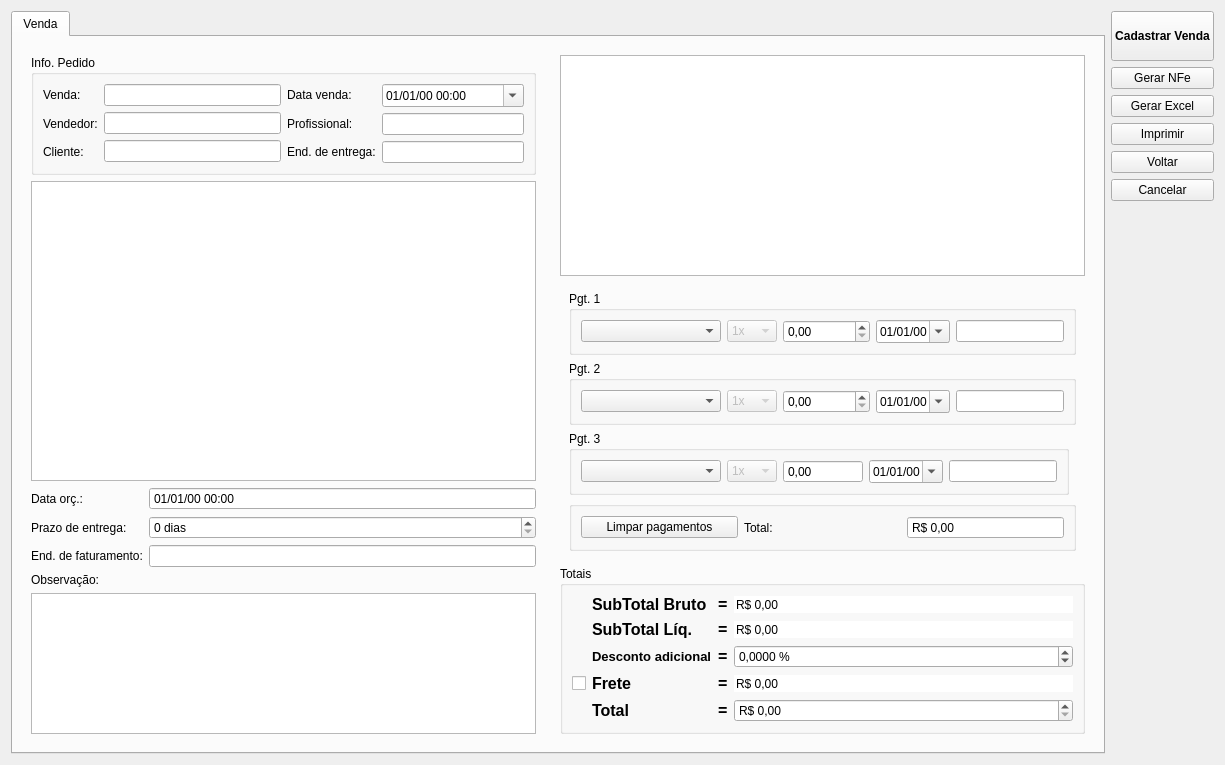
First picture: the form in ui/venda.ui, repository lellisls/ERP-STACCATO, before the edit.
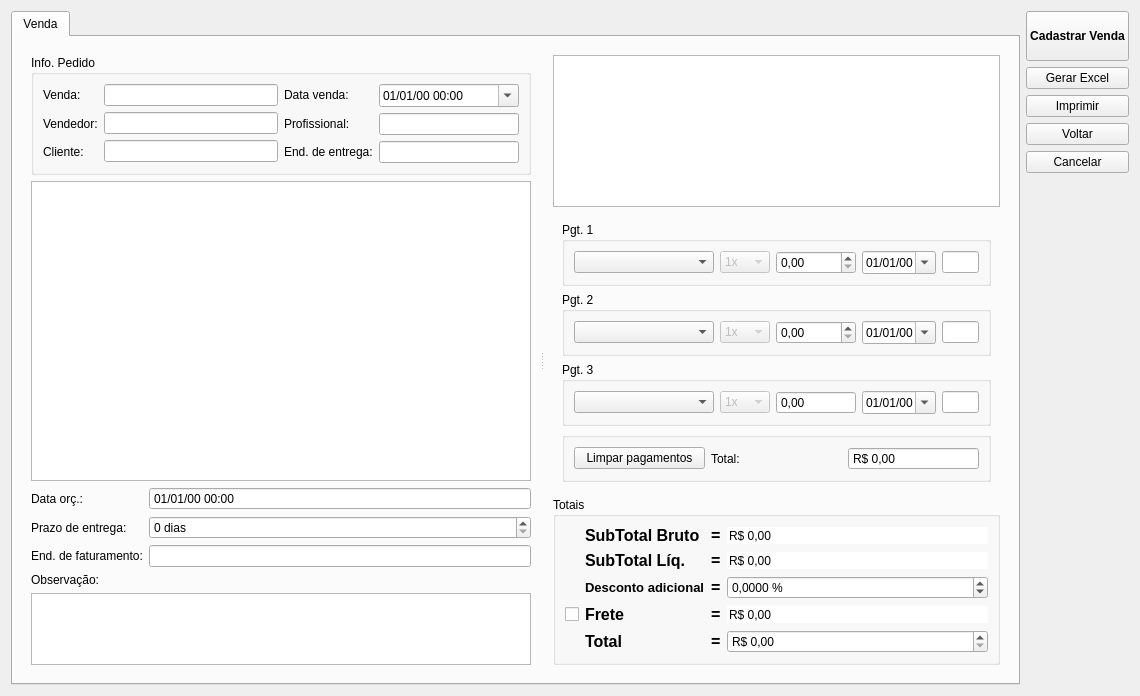
Second picture: the form after the edit. Custom widgets are drawn as their Qt base class.

What changed in the file:
```diff
--- a/ui/venda.ui
+++ b/ui/venda.ui
@@ -6,8 +6,8 @@
    <rect>
     <x>0</x>
     <y>0</y>
-    <width>1225</width>
-    <height>765</height>
+    <width>1140</width>
+    <height>670</height>
    </rect>
   </property>
   <property name="windowTitle">
@@ -28,7 +28,20 @@
       </attribute>
       <layout class="QGridLayout" name="gridLayout_19">
        <item row="0" column="0">
+        <widget class="QSplitter" name="splitter">
+         <property name="orientation">
+          <enum>Qt::Horizontal</enum>
+         </property>
+         <property name="childrenCollapsible">
+          <bool>false</bool>
+         </property>
         <widget class="QFrame" name="frameProdutos">
+          <property name="sizePolicy">
+           <sizepolicy hsizetype="Expanding" vsizetype="Preferred">
+            <horstretch>0</horstretch>
+            <verstretch>0</verstretch>
+           </sizepolicy>
+          </property>
          <property name="frameShape">
           <enum>QFrame::NoFrame</enum>
          </property>
@@ -288,15 +301,7 @@
           </item>
          </layout>
         </widget>
-       </item>
-       <item row="0" column="1">
         <widget class="QFrame" name="framePagamentos">
-         <property name="sizePolicy">
-          <sizepolicy hsizetype="Fixed" vsizetype="Preferred">
-           <horstretch>0</horstretch>
-           <verstretch>0</verstretch>
-          </sizepolicy>
-         </property>
          <property name="frameShape">
           <enum>QFrame::NoFrame</enum>
          </property>
@@ -313,7 +318,7 @@
              <item row="1" column="0">
               <widget class="QGroupBox" name="groupBox">
                <property name="sizePolicy">
-                <sizepolicy hsizetype="Fixed" vsizetype="Fixed">
+                 <sizepolicy hsizetype="Preferred" vsizetype="Fixed">
                  <horstretch>0</horstretch>
                  <verstretch>0</verstretch>
                 </sizepolicy>
@@ -446,7 +451,7 @@
              <item row="2" column="0">
               <widget class="QGroupBox" name="groupBox_2">
                <property name="sizePolicy">
-                <sizepolicy hsizetype="Fixed" vsizetype="Fixed">
+                 <sizepolicy hsizetype="Preferred" vsizetype="Fixed">
                  <horstretch>0</horstretch>
                  <verstretch>0</verstretch>
                 </sizepolicy>
@@ -579,7 +584,7 @@
              <item row="3" column="0">
               <widget class="QGroupBox" name="groupBox_4">
                <property name="sizePolicy">
-                <sizepolicy hsizetype="Fixed" vsizetype="Fixed">
+                 <sizepolicy hsizetype="Preferred" vsizetype="Fixed">
                  <horstretch>0</horstretch>
                  <verstretch>0</verstretch>
                 </sizepolicy>
@@ -791,7 +796,7 @@
           <item row="0" column="0">
            <widget class="QTableView" name="tableFluxoCaixa">
             <property name="sizePolicy">
-             <sizepolicy hsizetype="Expanding" vsizetype="Expanding">
+              <sizepolicy hsizetype="Preferred" vsizetype="Expanding">
               <horstretch>0</horstretch>
               <verstretch>0</verstretch>
              </sizepolicy>
@@ -1157,6 +1162,7 @@
           </item>
          </layout>
         </widget>
+        </widget>
        </item>
       </layout>
      </widget>
@@ -1192,16 +1198,6 @@
        </property>
       </widget>
      </item>
-     <item>
-      <widget class="QPushButton" name="pushButtonNFe">
-       <property name="text">
-        <string>Gerar NFe</string>
-       </property>
-       <property name="autoDefault">
-        <bool>false</bool>
-       </property>
-      </widget>
-     </item>
      <item>
       <widget class="QPushButton" name="pushButtonGerarExcel">
        <property name="text">
```
Left out of the diff: 3 changed lines with no effect on the pictures. Lines whose indentation alone changed are shown as unchanged.
